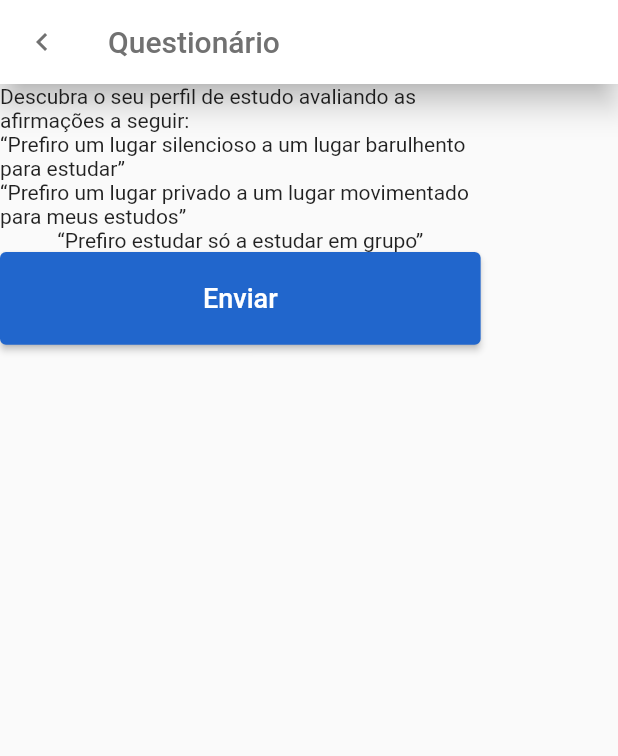
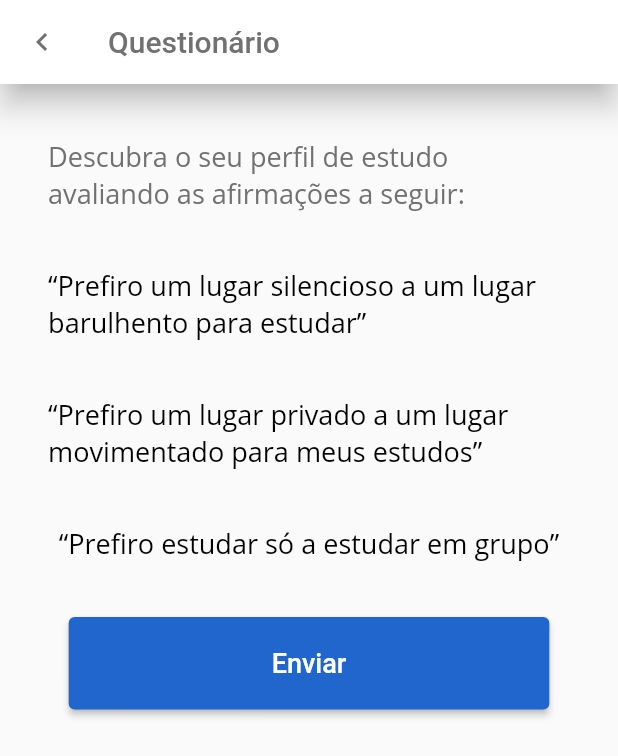
Before and after one commit to josepmg/estuduff, a Flutter app: the screen it shows after launch, on a phone screen of 412 x 824 dp. Shown: the top 756 px of the screen. Run offline on Flutter 3.47's test engine with Material 2 defaults, Android fonts, the phone set to English and light mode, and no system bars; our stand-ins replace bloc, dartz, data_connection_checker, dio, equatable, feather_icons_flutter and 4 more; statements that could not run were skipped.

Commit message:
finish style on ProfileForm page

```diff
--- a/lib/core/resource/colors_estuduff.dart
+++ b/lib/core/resource/colors_estuduff.dart
@@ -6,6 +6,6 @@ class ColorsEstudUff {
   static const Color primaryRed = Color(0xffFF2B0F);
   static const Color disabled = Color(0xff787777);
   static const Color inputBorder = Color(0xffDBDBDB);
-  static const Color inputPlaceHolder = Color(0xff717171);
+  static const Color mediumGrey = Color(0xff717171);
   static const Color pageTitles = Color(0xff343333);
 }
--- a/lib/core/ui/input_estuduff.dart
+++ b/lib/core/ui/input_estuduff.dart
@@ -56,7 +56,7 @@ class _InputEstudUffState extends State<InputEstudUff> {
         obscureText: (widget.isPassword != null) ? widget.isPassword : false,
         textAlign: TextAlign.start,
         style: TextStyle(
-          color: ColorsEstudUff.inputPlaceHolder,
+          color: ColorsEstudUff.mediumGrey,
           fontFamily: FontsEstudUff.open_sans,
           fontSize: Dimensions.getTextSize(14, context),
         ),
--- a/lib/features/auth/presentation/widgets/LoginForm.dart
+++ b/lib/features/auth/presentation/widgets/LoginForm.dart
@@ -24,7 +24,7 @@ class _LoginFormState extends State<LoginForm> {
               placeHolder: StringsEstudUff.insert_mail_placeholder,
               suffixIcon: Icon(
                 FeatherIcons.mail,
-                color: ColorsEstudUff.inputPlaceHolder,
+                color: ColorsEstudUff.mediumGrey,
                 size: Dimensions.getTextSize(18, context),
                 semanticLabel: StringsEstudUff.mail_icon_semantic_label,
               ),
@@ -34,7 +34,7 @@ class _LoginFormState extends State<LoginForm> {
               isPassword: true,
               suffixIcon: Icon(
                 FeatherIcons.lock,
-                color: ColorsEstudUff.inputPlaceHolder,
+                color: ColorsEstudUff.mediumGrey,
                 size: Dimensions.getTextSize(18, context),
                 semanticLabel: StringsEstudUff.lock_icon_semantic_label,
               ),
--- a/lib/features/auth/presentation/widgets/RegisterForm.dart
+++ b/lib/features/auth/presentation/widgets/RegisterForm.dart
@@ -24,7 +24,7 @@ class _RegisterFormState extends State<RegisterForm> {
               placeHolder: StringsEstudUff.insert_mail_placeholder,
               suffixIcon: Icon(
                 FeatherIcons.mail,
-                color: ColorsEstudUff.inputPlaceHolder,
+                color: ColorsEstudUff.mediumGrey,
                 size: Dimensions.getTextSize(18, context),
                 semanticLabel: StringsEstudUff.mail_icon_semantic_label,
               ),
@@ -34,7 +34,7 @@ class _RegisterFormState extends State<RegisterForm> {
               isPassword: true,
               suffixIcon: Icon(
                 FeatherIcons.lock,
-                color: ColorsEstudUff.inputPlaceHolder,
+                color: ColorsEstudUff.mediumGrey,
                 size: Dimensions.getTextSize(18, context),
                 semanticLabel: StringsEstudUff.lock_icon_semantic_label,
               ),
@@ -44,7 +44,7 @@ class _RegisterFormState extends State<RegisterForm> {
               isPassword: true,
               suffixIcon: Icon(
                 FeatherIcons.bookOpen,
-                color: ColorsEstudUff.inputPlaceHolder,
+                color: ColorsEstudUff.mediumGrey,
                 size: Dimensions.getTextSize(18, context),
                 semanticLabel: StringsEstudUff.open_book_icon_semantic_label,
               ),
--- a/lib/features/profile/presentation/pages/ProfileForm.dart
+++ b/lib/features/profile/presentation/pages/ProfileForm.dart
@@ -1,5 +1,6 @@
 import 'package:estuduff/core/resource/colors_estuduff.dart';
 import 'package:estuduff/core/resource/dimensions.dart';
+import 'package:estuduff/core/resource/fonts_estuduf.dart';
 import 'package:estuduff/core/resource/strings_estuduff.dart';
 import 'package:estuduff/core/ui/button_estuduff.dart';
 import 'package:estuduff/core/ui/input_estuduff.dart';
@@ -29,23 +30,52 @@ class _ProfileFormState extends State<ProfileForm> {
         ],
         title: Text(
           StringsEstudUff.profile_form_title,
-          style: TextStyle(color: ColorsEstudUff.inputPlaceHolder),
+          style: TextStyle(color: ColorsEstudUff.mediumGrey),
         ),
-        leading:
-            Icon(Icons.chevron_left, color: ColorsEstudUff.inputPlaceHolder),
+        leading: Icon(Icons.chevron_left, color: ColorsEstudUff.mediumGrey),
         elevation: 8.0,
       ),
       body: Container(
         alignment: Alignment.center,
-        width: Dimensions.getConvertedWidthSize(280, context),
+        padding: Dimensions.getEdgeInsetsAll(context, 28),
         child: Column(
           children: [
-            Text(StringsEstudUff.profile_form_instruction),
-            Text(StringsEstudUff.profile_form_question_one),
+            Container(
+                margin: Dimensions.getEdgeInsets(context, bottom: 28),
+                child: Text(
+                  StringsEstudUff.profile_form_instruction,
+                  style: TextStyle(
+                    color: ColorsEstudUff.mediumGrey,
+                    fontFamily: FontsEstudUff.open_sans,
+                    fontSize: Dimensions.getTextSize(14, context),
+                  ),
+                )),
+            Container(
+                margin: Dimensions.getEdgeInsets(context, bottom: 28),
+                child: Text(StringsEstudUff.profile_form_question_one,
+                    style: TextStyle(
+                      color: Colors.black,
+                      fontFamily: FontsEstudUff.open_sans,
+                      fontSize: Dimensions.getTextSize(14, context),
+                    ))),
             // DropBox
-            Text(StringsEstudUff.profile_form_question_two),
+            Container(
+                margin: Dimensions.getEdgeInsets(context, bottom: 28),
+                child: Text(StringsEstudUff.profile_form_question_two,
+                    style: TextStyle(
+                      color: Colors.black,
+                      fontFamily: FontsEstudUff.open_sans,
+                      fontSize: Dimensions.getTextSize(14, context),
+                    ))),
             // DropBox
-            Text(StringsEstudUff.profile_form_question_three),
+            Container(
+                margin: Dimensions.getEdgeInsets(context, bottom: 28),
+                child: Text(StringsEstudUff.profile_form_question_three,
+                    style: TextStyle(
+                      color: Colors.black,
+                      fontFamily: FontsEstudUff.open_sans,
+                      fontSize: Dimensions.getTextSize(14, context),
+                    ))),
             // DropBox
             ButtonEstudUff(
               text: StringsEstudUff.send_button_title,
```
